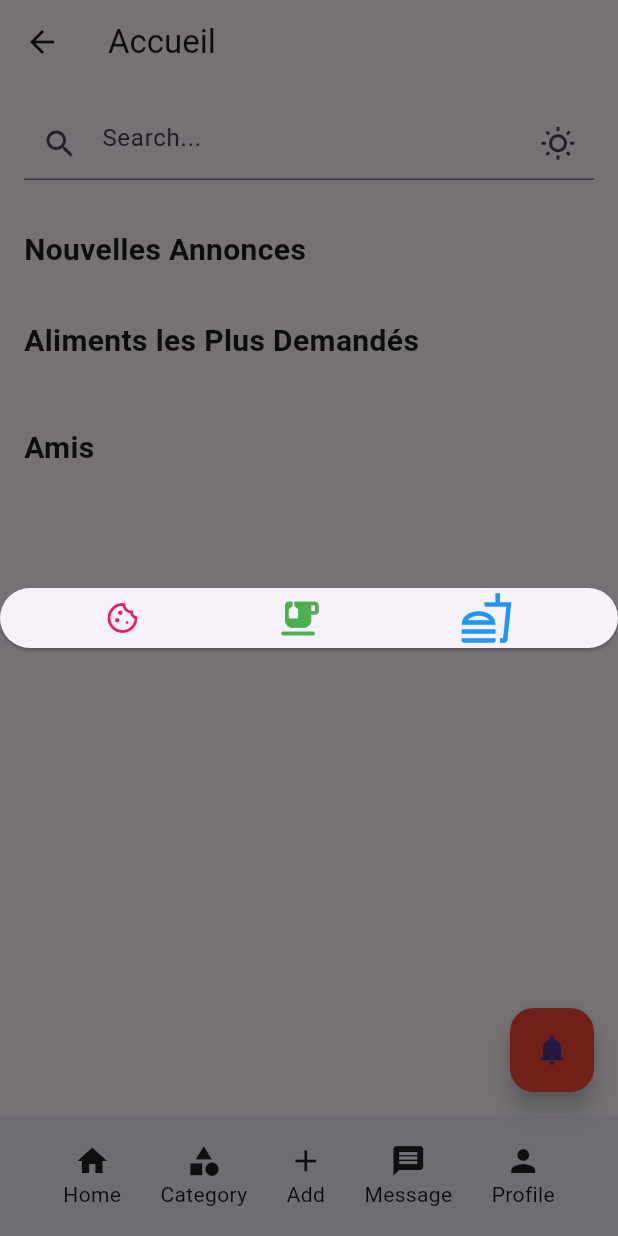
After one commit to tcotidiane33/xf, a Flutter app: the HomeScreen screen opened directly, after a tap on "Add", on a phone screen of 412 x 824 dp. The commit adds this screen. Run offline on Flutter 3.47's test engine with Material 3 defaults, Android fonts, the phone set to English and light mode, and no system bars.

Commit message:
add-item new post

```diff
--- a/lib/screens/home.dart
+++ b/lib/screens/home.dart
@@ -5,6 +5,8 @@ import 'package:xf/widgets/most_requested_foods.dart';
 import 'package:xf/widgets/friends_section.dart';
 import 'package:xf/widgets/navbar_item.dart';
 import 'package:xf/widgets/add_button.dart';
+import 'package:xf/widgets/add_new_post.dart';
+import 'package:xf/screens/categories.dart';
 
 class HomeScreen extends StatelessWidget {
   @override
@@ -55,8 +57,29 @@ class HomeScreen extends StatelessWidget {
           mainAxisAlignment: MainAxisAlignment.spaceEvenly,
           children: <Widget>[
             NavBarItem(icon: Icons.home, label: 'Home'),
-            NavBarItem(icon: Icons.category, label: 'Category'),
-            AddButton(),
+            NavBarItem(
+              icon: Icons.category,
+              label: 'Category',
+              onTap: () {
+                Navigator.push(
+                  context,
+                  MaterialPageRoute(builder: (context) => CategoriesScreen()),
+                );
+              },
+            ),
+            NavBarItem(
+              icon: Icons.add,
+              label: 'Add',
+              onTap: () {
+                showDialog(
+                  context: context,
+                  builder: (BuildContext context) {
+                    return AddNewPost();
+                  },
+                );
+              },
+            ),
+
             NavBarItem(icon: Icons.message, label: 'Message'),
             NavBarItem(icon: Icons.person, label: 'Profile'),
           ],
--- a/lib/screens/profile.dart
+++ b/lib/screens/profile.dart
@@ -1,4 +1,5 @@
 import 'package:flutter/material.dart';
+import 'package:xf/screens/settings.dart';
 
 class ProfileScreen extends StatelessWidget {
   @override
@@ -9,6 +10,7 @@ class ProfileScreen extends StatelessWidget {
       ),
       body: Center(
         child: Text('Profile Screen'),
+          //SettingsScreen(),
       ),
     );
   }
--- /dev/null
+++ b/lib/widgets/add_new_post.dart
@@ -0,0 +1,76 @@
+import 'package:flutter/material.dart';
+
+class AddNewPost extends StatelessWidget {
+  @override
+  Widget build(BuildContext context) {
+    return Center(
+      child: Column(
+        mainAxisAlignment: MainAxisAlignment.center,
+        children: [
+          ElevatedButton(
+            onPressed: () {
+              showDialog(
+                context: context,
+                builder: (BuildContext context) {
+                  return AlertDialog(
+                    title: Text('Ajouter un aliment'),
+                    content: Form(
+                      child: Column(
+                        mainAxisSize: MainAxisSize.min,
+                        children: [
+                          // Champs du formulaire pour l'ajout d'un aliment
+                          TextFormField(
+                            decoration: InputDecoration(labelText: 'Photo de l\'aliment'),
+                          ),
+                          TextFormField(
+                            decoration: InputDecoration(labelText: 'Description de l\'aliment'),
+                          ),
+                          TextFormField(
+                            decoration: InputDecoration(labelText: 'Contre-produit'),
+                          ),
+                          TextFormField(
+                            decoration: InputDecoration(labelText: 'État'),
+                          ),
+                        ],
+                      ),
+                    ),
+                    actions: [
+                      ElevatedButton(
+                        onPressed: () {
+                          // Logique pour soumettre le formulaire
+                          Navigator.pop(context);
+                        },
+                        child: Text('Ajouter'),
+                      ),
+                    ],
+                  );
+                },
+              );
+            },
+            child: Row(
+              mainAxisAlignment: MainAxisAlignment.spaceAround,
+              children: <Widget>[
+                Icon(
+                  Icons.cookie_outlined,
+                  color: Colors.pink,
+                  size: 24.0,
+                  semanticLabel: 'Text to announce in accessibility modes',
+                ),
+                Icon(
+                  Icons.emoji_food_beverage_rounded,
+                  color: Colors.green,
+                  size: 30.0,
+                ),
+                Icon(
+                  Icons.fastfood_outlined,
+                  color: Colors.blue,
+                  size: 36.0,
+                ),
+              ],
+            ),
+          ),
+        ],
+      ),
+    );
+  }
+}
--- a/lib/widgets/navbar_item.dart
+++ b/lib/widgets/navbar_item.dart
@@ -1,19 +1,27 @@
 import 'package:flutter/material.dart';
-
 class NavBarItem extends StatelessWidget {
   final IconData icon;
   final String label;
+  final VoidCallback? onTap; // Ajouter onTap
 
-  NavBarItem({required this.icon, required this.label});
+  const NavBarItem({
+    Key? key,
+    required this.icon,
+    required this.label,
+    this.onTap, // Ajouter onTap
+  }) : super(key: key);
 
   @override
   Widget build(BuildContext context) {
-    return Column(
-      mainAxisSize: MainAxisSize.min,
-      children: <Widget>[
-        Icon(icon),
-        Text(label),
-      ],
+    return InkWell(
+      onTap: onTap, // Utiliser onTap ici
+      child: Column(
+        mainAxisSize: MainAxisSize.min,
+        children: [
+          Icon(icon),
+          Text(label),
+        ],
+      ),
     );
   }
 }
--- a/lib/widgets/news_announcements.dart
+++ b/lib/widgets/news_announcements.dart
@@ -1,4 +1,5 @@
 import 'package:flutter/material.dart';
+//import 'package:xf/widgets/slide_item.dart'
 
 class NewsAnnouncementsSection extends StatelessWidget {
   @override
@@ -15,7 +16,8 @@ class NewsAnnouncementsSection extends StatelessWidget {
               fontWeight: FontWeight.bold,
             ),
           ),
-          SizedBox(height: 10),
+          //SlideItem(img: '/',),
+          //SizedBox(height: 10),
           // Ajoutez ici votre contenu pour les annonces
         ],
       ),
--- a/pubspec.yaml
+++ b/pubspec.yaml
@@ -60,8 +60,8 @@ flutter:
   uses-material-design: true
 
   # To add assets to your application, add an assets section, like this:
-  # assets:
-  #     - assets
+  assets:
+      - assets/
   #   - images/a_dot_burr.jpeg
   #   - images/a_dot_ham.jpeg
 
```
Also changed, not shown: lib/util/const.dart (added, +45 -0 lines), lib/widgets/slide_item.dart (added, +135 -0 lines).
